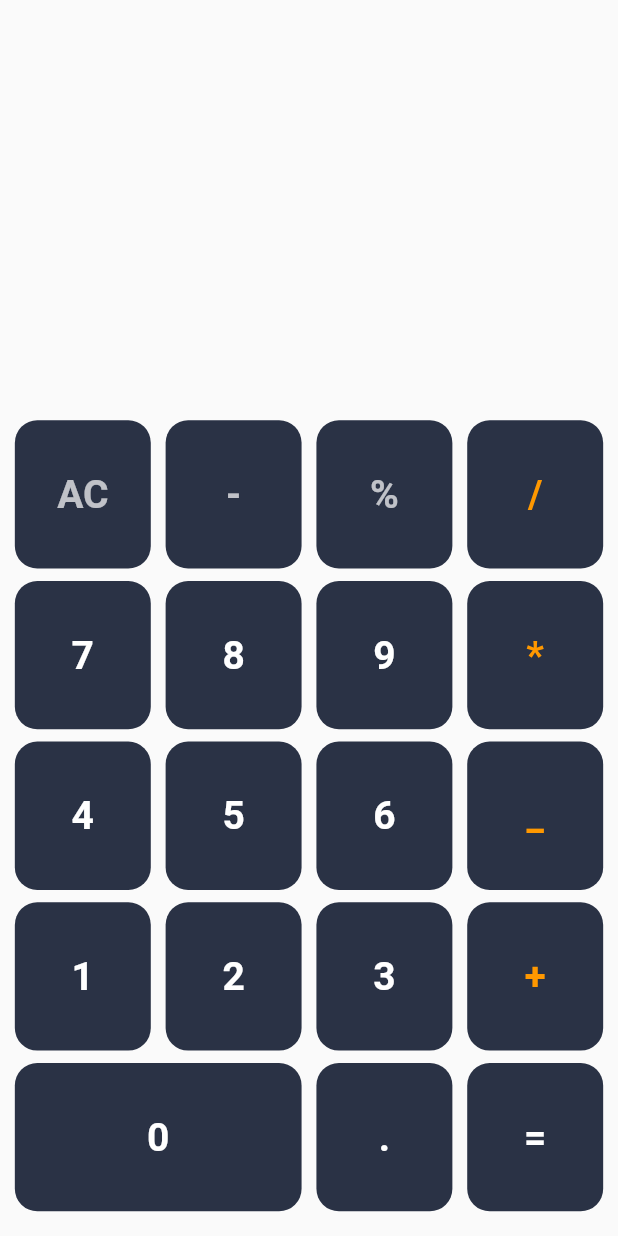
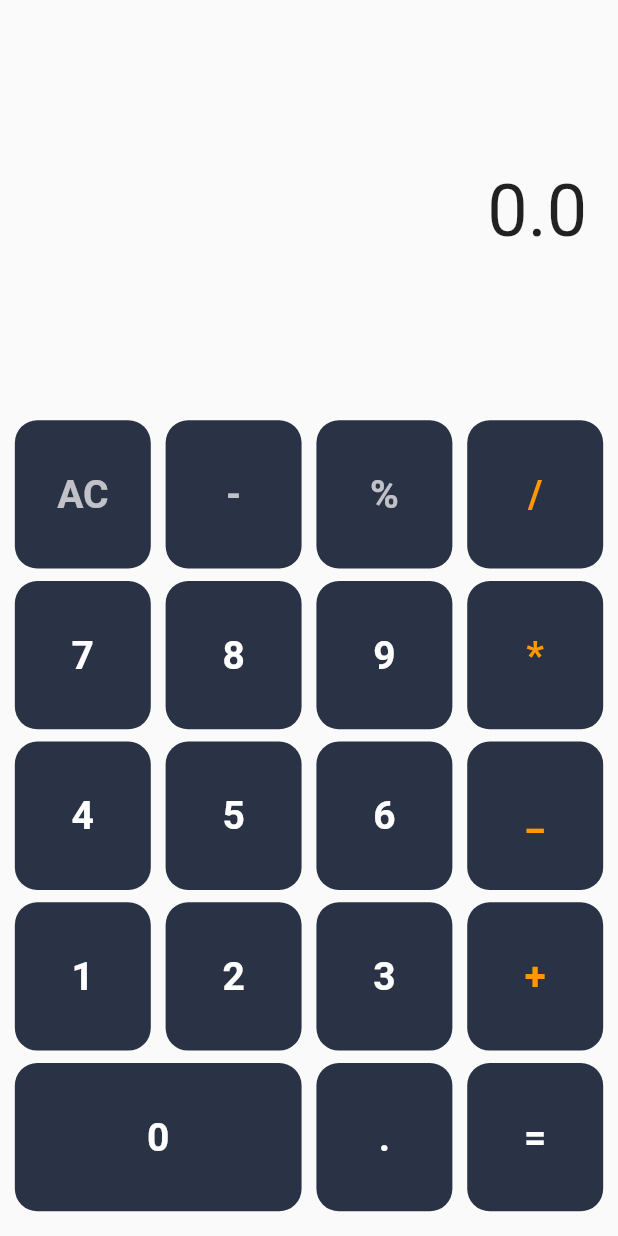
Before and after one commit to adib-Wageeh/calculator, a Flutter app: the screen it shows after launch, on a phone screen of 412 x 824 dp. Run offline on Flutter 3.47's test engine with Material 2 defaults, Android fonts, the phone set to English and light mode, and no system bars.

Commit message:
adding result container

```diff
--- a/lib/application/calculator_services.dart
+++ b/lib/application/calculator_services.dart
@@ -7,7 +7,7 @@ class CalculatorServices extends ChangeNotifier{
   ContextModel context = ContextModel();
   Parser p = Parser();
 
-  get getNumber=>_number;
+  double get getNumber=>_number;
 
   void changeNumber(String newExpression){
 
@@ -22,4 +22,9 @@ class CalculatorServices extends ChangeNotifier{
 
   }
 
+  void setToZero(){
+    _number = 0.0;
+    notifyListeners();
+  }
+
 }
--- a/lib/presentation/base_calculator_view/calculator_view.dart
+++ b/lib/presentation/base_calculator_view/calculator_view.dart
@@ -1,3 +1,4 @@
+import 'package:calculator/presentation/base_calculator_view/widgets/result_widget.dart';
 import 'package:calculator/presentation/base_calculator_view/widgets/row_of_icons_widget.dart';
 import 'package:flutter/material.dart';
 import 'package:provider/provider.dart';
@@ -51,6 +52,14 @@ class CalculatorView extends StatelessWidget {
               Container(
                 width: double.infinity,
                 height: screenHeight*0.34,
+                child:
+                LayoutBuilder(
+                    builder: (context,constraints){
+                      return Align(
+                          alignment: Alignment.centerRight,
+                          child: ResultWidget(widgetHeight: constraints.maxHeight,widgetWidth: constraints.maxWidth,));
+                    },
+                    ),
               ),
               ..._list.map((rowOfIcons) {
                 return Column(
--- /dev/null
+++ b/lib/presentation/base_calculator_view/widgets/result_widget.dart
@@ -0,0 +1,21 @@
+import 'package:flutter/material.dart';
+import 'package:provider/provider.dart';
+import '../../../application/calculator_services.dart';
+
+class ResultWidget extends StatelessWidget {
+
+  double widgetHeight;
+  double widgetWidth;
+  ResultWidget({required this.widgetHeight,required this.widgetWidth,Key? key}) : super(key: key);
+
+  @override
+  Widget build(BuildContext context) {
+    return Container(
+      padding: EdgeInsets.symmetric(horizontal: widgetWidth*0.05),
+      alignment: Alignment.centerRight,
+      height: widgetHeight*0.33,
+      width: double.infinity,
+      child: (Text(Provider.of<CalculatorServices>(context).getNumber.toString(),style: const TextStyle(fontSize: 48,fontWeight: FontWeight.w400))),
+    );
+  }
+}
```
